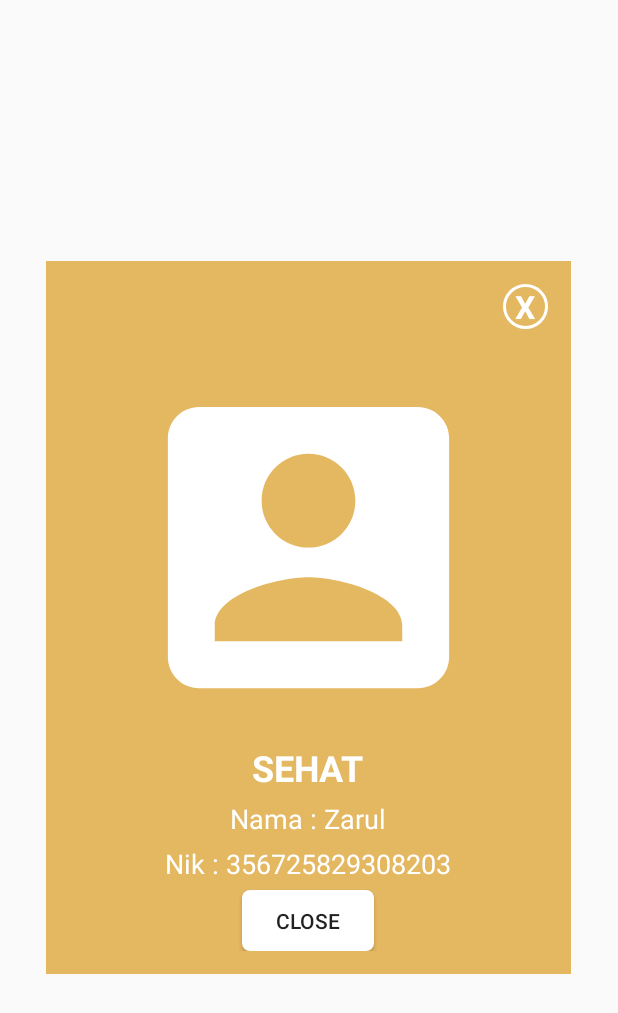
After one commit to CyberJava-Developer/App3sChecker, an Android app: the layout popup_qrcode_scanner.xml on its own in the app's theme, with its tools: preview values and no code run, on a phone screen of 412 x 824 dp. The commit adds this screen. Shown: the top 1013 px of the screen. Run offline under Robolectric (Android 15) with nearby library versions, the phone set to English and light mode, and no system bars.

Commit message:
"Scan data popup"

```diff
--- /dev/null
+++ b/app/src/main/res/drawable/buttonui.xml
@@ -0,0 +1,7 @@
+<?xml version="1.0" encoding="utf-8"?>
+<shape xmlns:android="http://schemas.android.com/apk/res/android"
+    android:shape="rectangle">
+
+    <solid android:color="#ffff"/>
+    <corners android:radius="5dp"/>
+</shape>
--- /dev/null
+++ b/app/src/main/res/drawable/circle_close.xml
@@ -0,0 +1,6 @@
+<?xml version="1.0" encoding="utf-8"?>
+<shape xmlns:android="http://schemas.android.com/apk/res/android"
+    android:shape="oval">
+    <stroke android:width="2dp" android:color="#ffff"/>
+
+</shape>
--- /dev/null
+++ b/app/src/main/res/drawable/ic_baseline_account_box_24.xml
@@ -0,0 +1,5 @@
+<vector android:height="24dp" android:tint="#FFFFFF"
+    android:viewportHeight="24" android:viewportWidth="24"
+    android:width="24dp" xmlns:android="http://schemas.android.com/apk/res/android">
+    <path android:fillColor="@android:color/white" android:pathData="M3,5v14c0,1.1 0.89,2 2,2h14c1.1,0 2,-0.9 2,-2L21,5c0,-1.1 -0.9,-2 -2,-2L5,3c-1.11,0 -2,0.9 -2,2zM15,9c0,1.66 -1.34,3 -3,3s-3,-1.34 -3,-3 1.34,-3 3,-3 3,1.34 3,3zM6,17c0,-2 4,-3.1 6,-3.1s6,1.1 6,3.1v1L6,18v-1z"/>
+</vector>
--- a/app/src/main/res/layout/activity_pengawas.xml
+++ b/app/src/main/res/layout/activity_pengawas.xml
@@ -1,6 +1,5 @@
 <?xml version="1.0" encoding="utf-8"?>
 <fragment xmlns:android="http://schemas.android.com/apk/res/android"
-    xmlns:map="http://schemas.android.com/apk/res-auto"
     xmlns:tools="http://schemas.android.com/tools"
     android:id="@+id/map"
     android:name="com.google.android.gms.maps.SupportMapFragment"
--- /dev/null
+++ b/app/src/main/res/layout/popup_qrcode_scanner.xml
@@ -0,0 +1,77 @@
+<?xml version="1.0" encoding="utf-8"?>
+<LinearLayout
+    xmlns:android="http://schemas.android.com/apk/res/android" android:layout_width="350dp"
+    android:layout_height="475dp"
+    android:padding="15dp"
+    android:orientation="vertical"
+    android:layout_gravity="center"
+    android:background="@color/colorPrimary">
+
+    <TextView
+        android:id="@+id/txtclose"
+        android:layout_width="30dp"
+        android:layout_height="30dp"
+        android:text="X"
+        android:textColor="#ffff"
+        android:textStyle="bold"
+        android:textSize="21sp"
+        android:layout_gravity="end"
+        android:gravity="center"
+        android:background="@drawable/circle_close"
+        />
+
+    <LinearLayout
+        android:padding="5dp"
+        android:layout_width="match_parent"
+        android:layout_height="wrap_content"
+        android:orientation="vertical">
+
+        <ImageView
+            android:layout_width="250dp"
+            android:layout_height="250dp"
+            android:layout_gravity="center"
+            android:layout_marginTop="15dp"
+            android:src="@drawable/ic_baseline_account_box_24" />
+
+        <TextView
+            android:layout_width="wrap_content"
+            android:layout_height="wrap_content"
+            android:layout_gravity="center_horizontal"
+            android:layout_marginTop="5dp"
+            android:text="SEHAT"
+            android:textColor="#ffff"
+            android:textSize="24sp"
+            android:textStyle="bold" />
+
+        <TextView
+            android:layout_width="wrap_content"
+            android:layout_height="wrap_content"
+            android:layout_gravity="center_horizontal"
+            android:layout_marginTop="5dp"
+            android:text="Nama : Zarul"
+            android:textColor="#ffff"
+            android:textSize="18sp"
+            android:textStyle="normal" />
+        <TextView
+            android:layout_width="wrap_content"
+            android:layout_height="wrap_content"
+            android:layout_gravity="center_horizontal"
+            android:layout_marginTop="5dp"
+            android:text="Nik : 356725829308203"
+            android:textColor="#ffff"
+            android:textSize="18sp"
+            android:textStyle="normal" />
+
+
+    </LinearLayout>
+
+    <Button
+        android:id="@+id/btnclose"
+        android:layout_width="wrap_content"
+        android:layout_height="wrap_content"
+        android:layout_gravity="center|bottom"
+        android:gravity="center"
+        android:text="CLOSE"
+        android:background="@drawable/buttonui"
+        />
+</LinearLayout>
```
Also changed, not shown: app/src/main/java/gsm/gsmnetindo/app_3s_checker/ui/dashboard/Fragment_QRcode.kt (+34 -3 lines), app/src/main/java/gsm/gsmnetindo/app_3s_checker/ui/dashboard/Fragment_pengawas.kt (+48 -2 lines), app/src/main/res/drawable/circlemap.xml (added, +7 -0 lines), app/src/main/res/drawable/shape_ui_pesan.xml (added, +7 -0 lines), app/src/main/res/layout/activity_pesan.xml (+8 -7 lines).
